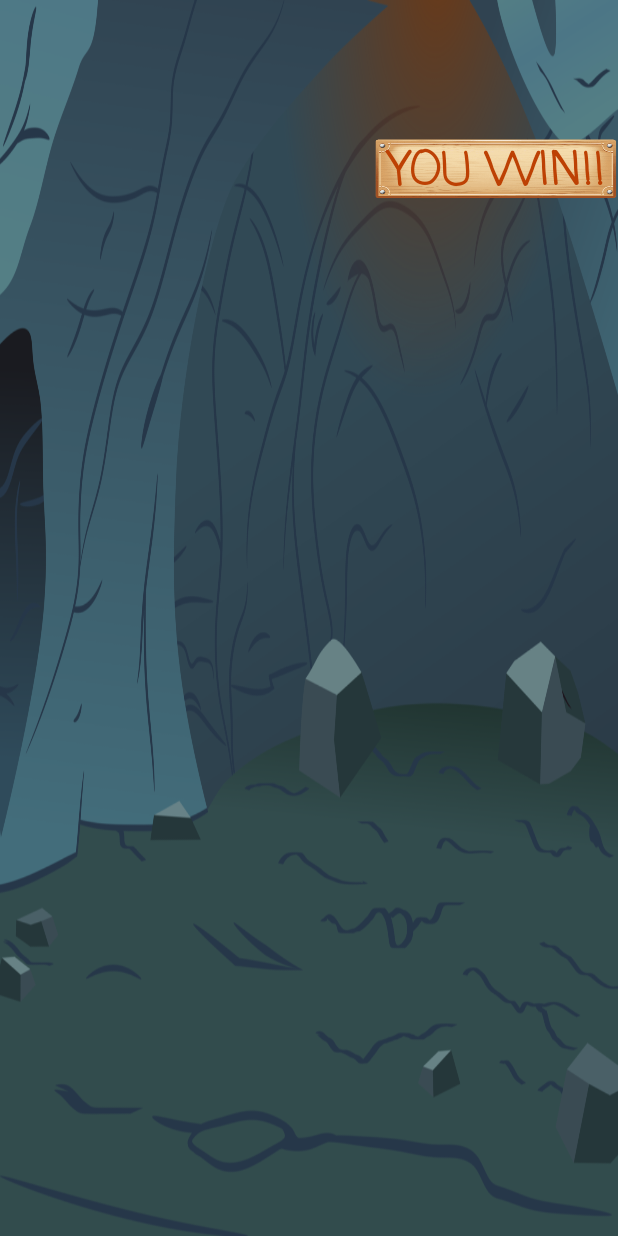
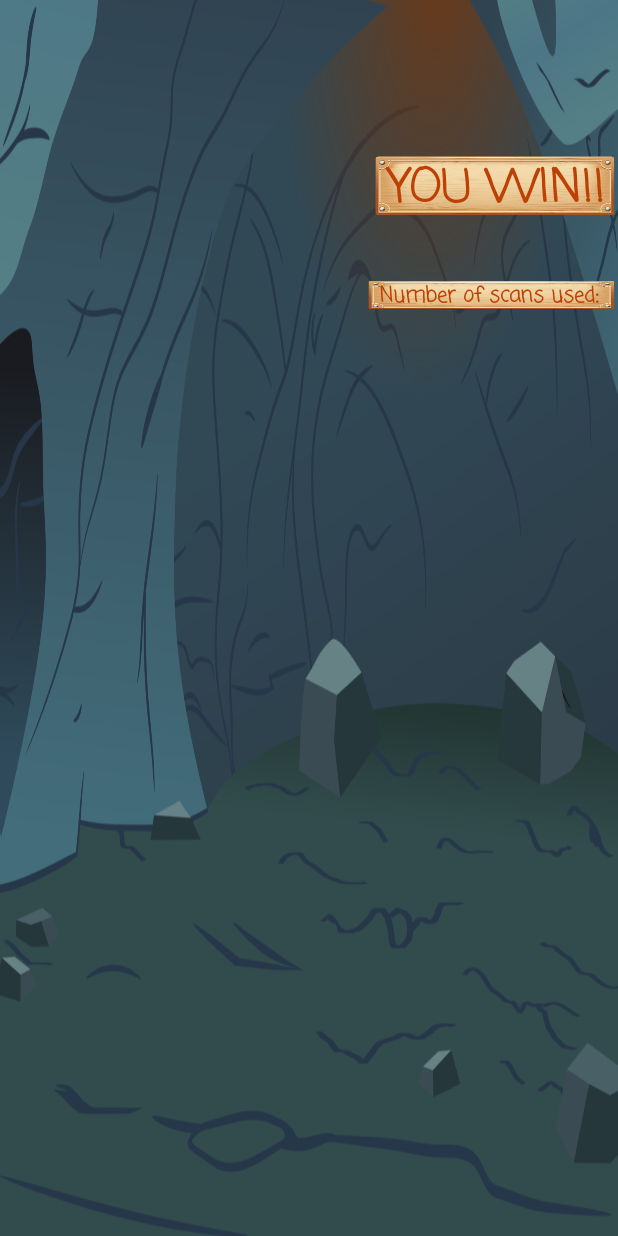
Before and after one commit to jevidin/GemMine, an Android app: the layout congratulations_layout.xml on its own in the app's theme, with its tools: preview values and no code run, on a phone screen of 412 x 824 dp. Run offline under Robolectric (Android 15) with nearby library versions, the phone set to English and light mode, and no system bars.

Commit message:
[tamseant] improved aesthetics

```diff
--- a/app/src/main/res/layout/activity_help.xml
+++ b/app/src/main/res/layout/activity_help.xml
@@ -24,11 +24,12 @@
 
     <TextView
         android:id="@+id/txt_how_to_play"
-        android:layout_width="105dp"
+        android:layout_width="115dp"
         android:layout_height="24dp"
         android:layout_marginStart="30dp"
         android:layout_marginTop="25dp"
         android:background="@drawable/sign1"
+        android:fontFamily="casual"
         android:text=" How to Play"
         android:textColor="#BD4104"
         android:textSize="18sp"
@@ -41,8 +42,10 @@
         android:layout_height="48dp"
         android:layout_marginTop="20dp"
         android:background="@drawable/sign1"
+        android:fontFamily="casual"
         android:text="back"
         android:textColor="#BD4104"
+        android:textStyle="bold"
         app:layout_constraintEnd_toEndOf="@+id/help_text"
         app:layout_constraintTop_toBottomOf="@+id/help_text" />
 
--- a/app/src/main/res/layout/congratulations_layout.xml
+++ b/app/src/main/res/layout/congratulations_layout.xml
@@ -1,5 +1,5 @@
 <?xml version="1.0" encoding="utf-8"?>
-<androidx.constraintlayout.widget.ConstraintLayout
+<RelativeLayout
     xmlns:android="http://schemas.android.com/apk/res/android"
     xmlns:app="http://schemas.android.com/apk/res-auto"
     xmlns:tools="http://schemas.android.com/tools"
@@ -10,14 +10,19 @@
 
     <Button
         android:id="@+id/btn_back"
-        android:layout_width="88dp"
-        android:layout_height="48dp"
-        android:layout_marginStart="544dp"
-        android:layout_marginTop="260dp"
+        android:layout_width="114dp"
+        android:layout_height="45dp"
+        android:layout_alignParentStart="true"
+        android:layout_alignParentEnd="true"
+        android:layout_alignParentBottom="true"
+        android:layout_marginStart="522dp"
+        android:layout_marginEnd="84dp"
+        android:layout_marginBottom="57dp"
         android:background="@drawable/sign1"
         android:fontFamily="casual"
         android:text="back to main menu"
         android:textColor="#BD4104"
+        android:textStyle="bold"
         app:layout_constraintStart_toStartOf="parent"
         app:layout_constraintTop_toTopOf="parent" />
 
@@ -25,8 +30,10 @@
         android:id="@+id/txt_win"
         android:layout_width="165dp"
         android:layout_height="41dp"
+        android:layout_alignParentStart="true"
+        android:layout_alignParentTop="true"
         android:layout_marginStart="248dp"
-        android:layout_marginTop="92dp"
+        android:layout_marginTop="103dp"
         android:background="@drawable/sign1"
         android:fontFamily="casual"
         android:text=" YOU WIN!!"
@@ -36,4 +43,18 @@
         android:textStyle="bold"
         app:layout_constraintStart_toStartOf="parent"
         app:layout_constraintTop_toTopOf="parent" />
-</androidx.constraintlayout.widget.ConstraintLayout>
+
+    <TextView
+        android:id="@+id/txt_score"
+        android:layout_width="175dp"
+        android:layout_height="20dp"
+        android:layout_below="@+id/txt_win"
+        android:layout_alignParentStart="true"
+        android:layout_marginStart="243dp"
+        android:layout_marginTop="42dp"
+        android:background="@drawable/sign1"
+        android:fontFamily="casual"
+        android:text="  Number of scans used:"
+        android:textColor="#BD4104"
+        android:textStyle="bold" />
+</RelativeLayout>
```
Also changed, not shown: app/src/main/java/com/example/assignment3/CongratulationsFragment.java (deleted, +0 -31 lines), app/src/main/java/com/example/assignment3/GameActivity.java (+22 -6 lines), app/src/main/res/layout/activity_main.xml (+16 -4 lines).
